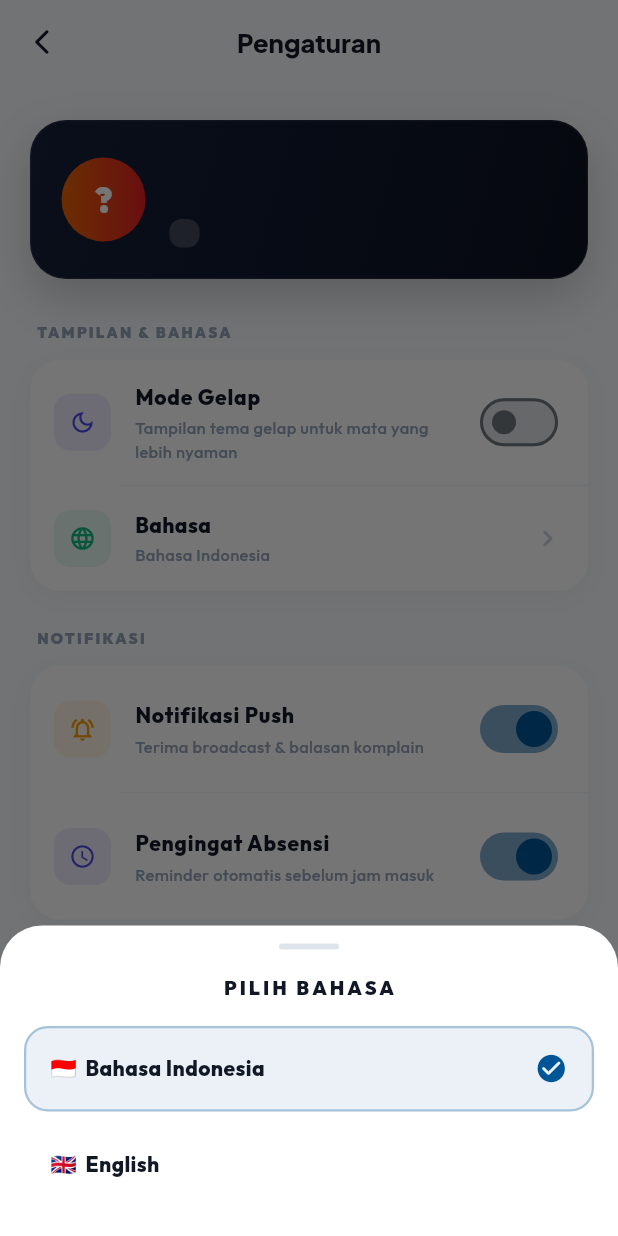
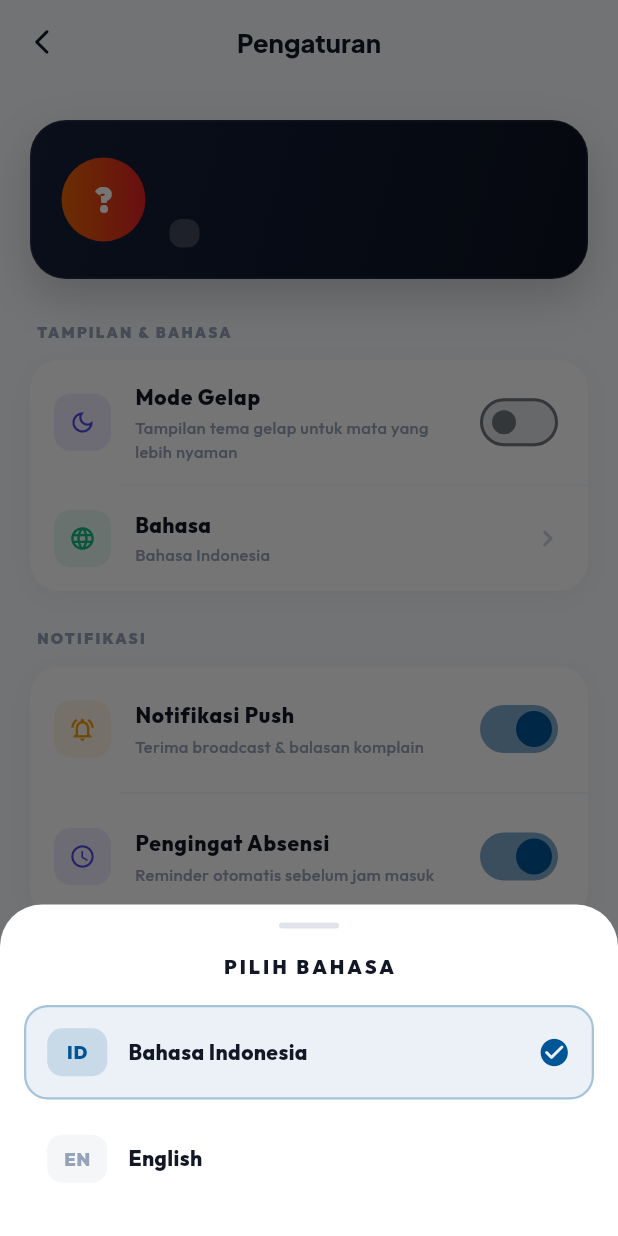
Before and after one commit to NabihanN06/jne_attandance, a Flutter app: the SettingsPage screen opened by its route, after a tap on "Bahasa", on a phone screen of 412 x 824 dp. Run offline on Flutter 3.47's test engine with Material 3 defaults, Android fonts, the phone set to English and light mode, and no system bars; our stand-ins replace animate_do, cached_network_image, camera, cloud_firestore, connectivity_plus, firebase_auth and 13 more; missing offline and left inert: google_mlkit_face_detection; accounts and stored records are empty; network calls fail; project files that could hold a hidden picture were left out.

Commit message:
feat(mobile): sweep presisi UI 4 layar + bump v1.0.0+8
- Absen: posisi appbar/status/mini-map/shutter ikut safe-area (MediaQuery.padding), bukan hardcode
- Riwayat: padding kiri-kanan 24->20 (seragam lintas layar) + anti-overflow tanggal/badge
- Pengaturan: ganti emoji bendera (render rusak di Android) jadi badge kode bahasa; versi fallback
- bump admin submodule (perf: animejs -> CSS/WAAPI)

```diff
--- a/user_mobile/lib/screen/settings/settings_page.dart
+++ b/user_mobile/lib/screen/settings/settings_page.dart
@@ -30,7 +30,8 @@ class _SettingsPageState extends State<SettingsPage> {
   static const Color zenSlate = Color(0xFF94A3B8);
 
   // Versi aplikasi dari pubspec.yaml — di-bump manual saat release.
-  static const String _appVersion = '1.0.0+1';
+  // Hanya fallback; nilai utama dari provider.appVersionLabel (package_info).
+  static const String _appVersion = '1.0.0+8';
 
   bool get _isDark => Theme.of(context).brightness == Brightness.dark;
 
@@ -625,13 +626,15 @@ class _SettingsPageState extends State<SettingsPage> {
               _langOption(
                 ctx,
                 'id',
-                '🇮🇩  Bahasa Indonesia',
+                'Bahasa Indonesia',
+                'ID',
                 provider.language == 'id',
               ),
               _langOption(
                 ctx,
                 'en',
-                '🇬🇧  English',
+                'English',
+                'EN',
                 provider.language == 'en',
               ),
             ],
@@ -647,13 +650,19 @@ class _SettingsPageState extends State<SettingsPage> {
     }
   }
 
-  Widget _langOption(BuildContext ctx, String code, String label, bool active) {
+  Widget _langOption(
+    BuildContext ctx,
+    String code,
+    String label,
+    String badge,
+    bool active,
+  ) {
     return InkWell(
       onTap: () => Navigator.pop(ctx, code),
       borderRadius: BorderRadius.circular(16),
       child: Container(
         margin: const EdgeInsets.symmetric(vertical: 4),
-        padding: const EdgeInsets.all(16),
+        padding: const EdgeInsets.all(14),
         decoration: BoxDecoration(
           color: active ? jneBlue.withValues(alpha: 0.08) : Colors.transparent,
           borderRadius: BorderRadius.circular(16),
@@ -664,6 +673,27 @@ class _SettingsPageState extends State<SettingsPage> {
         ),
         child: Row(
           children: [
+            Container(
+              width: 40,
+              height: 32,
+              alignment: Alignment.center,
+              decoration: BoxDecoration(
+                color: active
+                    ? jneBlue.withValues(alpha: 0.15)
+                    : _subColor.withValues(alpha: 0.1),
+                borderRadius: BorderRadius.circular(10),
+              ),
+              child: Text(
+                badge,
+                style: GoogleFonts.outfit(
+                  color: active ? jneBlue : _subColor,
+                  fontSize: 12,
+                  fontWeight: FontWeight.w900,
+                  letterSpacing: 0.5,
+                ),
+              ),
+            ),
+            const SizedBox(width: 14),
             Expanded(
               child: Text(
                 label,
--- a/user_mobile/pubspec.yaml
+++ b/user_mobile/pubspec.yaml
@@ -1,7 +1,7 @@
 name: jneattendance_mobile
 description: "JNE Attendance Mobile App"
 publish_to: "none"
-version: 1.0.0+7
+version: 1.0.0+8
 
 environment:
   sdk: ^3.10.4
```
Also changed, not shown: user_mobile/lib/screen/attendance/attendance_page.dart (+7 -4 lines), user_mobile/lib/screen/history/history_page.dart (+16 -7 lines).
